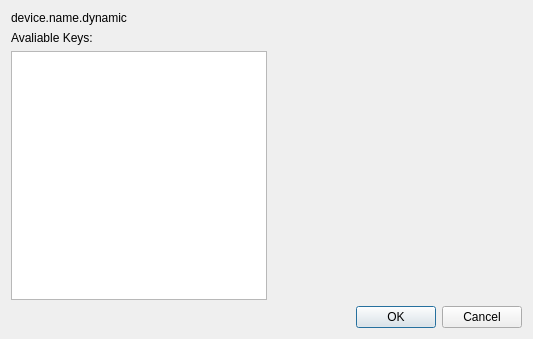
Above: Touché_Configuration/keysconfigurationdialog.ui from GuLinux/Touche before the change. Below: the same form after it.
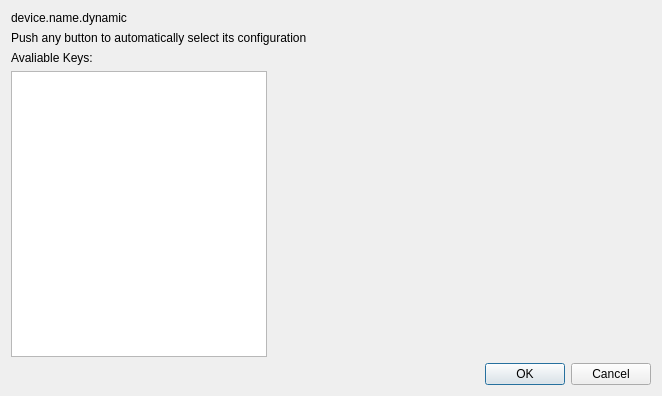
That is the form after the change. Icons and pictures are not drawn.

Commit message: Enlarged dialog a bit Fix autoselection

```diff
--- a/Touché_Configuration/keysconfigurationdialog.ui
+++ b/Touché_Configuration/keysconfigurationdialog.ui
@@ -6,8 +6,8 @@
    <rect>
     <x>0</x>
     <y>0</y>
-    <width>533</width>
-    <height>339</height>
+    <width>662</width>
+    <height>396</height>
    </rect>
   </property>
   <property name="windowTitle">
@@ -26,6 +26,13 @@
      </property>
     </widget>
    </item>
+   <item>
+    <widget class="QLabel" name="label">
+     <property name="text">
+      <string>Push any button to automatically select its configuration</string>
+     </property>
+    </widget>
+   </item>
    <item>
     <layout class="QHBoxLayout" name="horizontalLayout">
      <item>
@@ -38,7 +45,14 @@
         </widget>
        </item>
        <item>
-        <widget class="QListView" name="keys_listview"/>
+        <widget class="QListView" name="keys_listview">
+         <property name="sizePolicy">
+          <sizepolicy hsizetype="Minimum" vsizetype="Expanding">
+           <horstretch>0</horstretch>
+           <verstretch>0</verstretch>
+          </sizepolicy>
+         </property>
+        </widget>
        </item>
       </layout>
      </item>
@@ -46,6 +60,12 @@
       <layout class="QVBoxLayout" name="verticalLayout_3">
        <item>
         <widget class="QStackedWidget" name="action_settings_stack">
+         <property name="sizePolicy">
+          <sizepolicy hsizetype="MinimumExpanding" vsizetype="MinimumExpanding">
+           <horstretch>0</horstretch>
+           <verstretch>0</verstretch>
+          </sizepolicy>
+         </property>
          <property name="currentIndex">
           <number>1</number>
          </property>
```
The commit also changes 3 other files.
